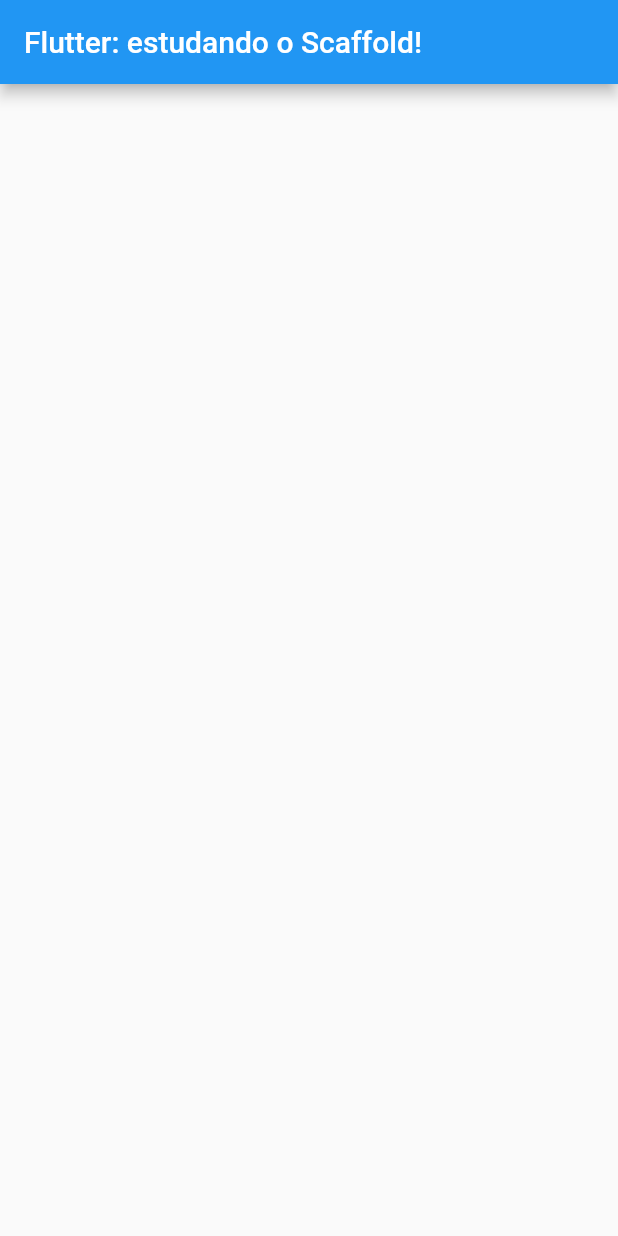
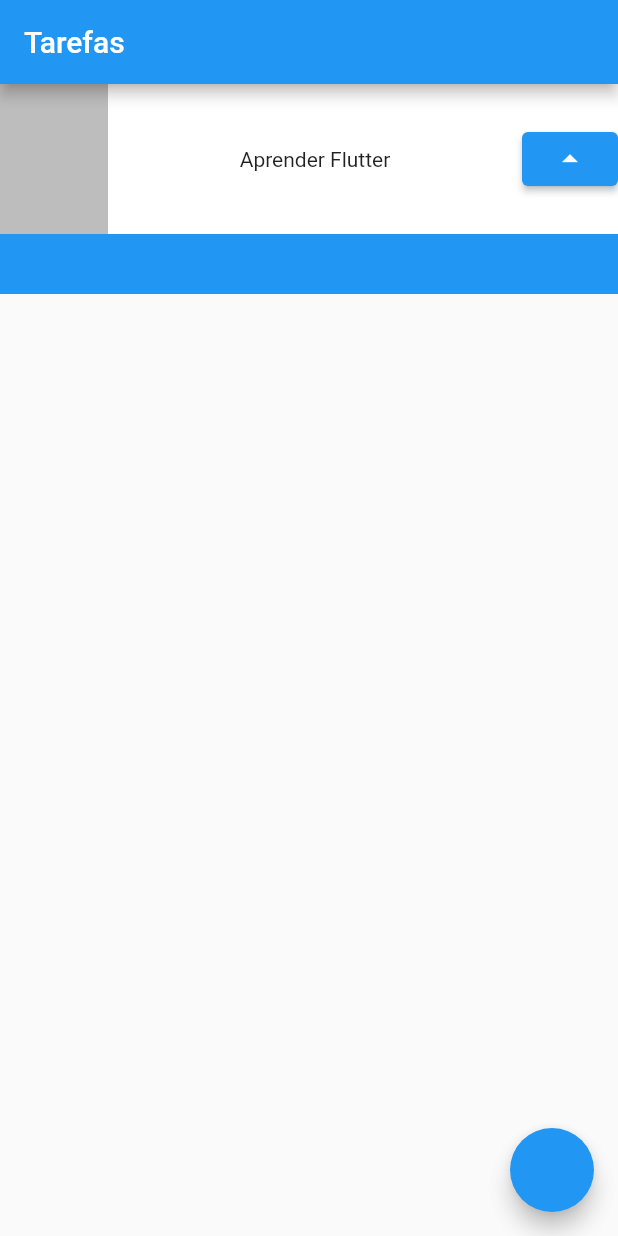
Before and after one commit to mauroPh/meu_primeiro_projeto_em_flutter, a Flutter app: the screen it shows after launch, on a phone screen of 412 x 824 dp. Run offline on Flutter 3.47's test engine with Material 2 defaults, Android fonts, the light colour scheme and no system bars.

Commit message:
Studyng Scaffold(FLutter Widget)

```diff
--- a/lib/main.dart
+++ b/lib/main.dart
@@ -17,8 +17,34 @@
       ),
       home: Scaffold(
         appBar: AppBar(
-          title: Text('Flutter: estudando o Scaffold!'),
+          title: Text('Tarefas'),
         ),
+        body: Container(
+            child: Stack(
+          children: [
+            Container(
+              color: Colors.blue,
+              height: 140,
+            ),
+            Container(
+                color: Colors.white,
+                height: 100,
+                child: Row(
+                  mainAxisAlignment: MainAxisAlignment.spaceBetween,
+                  children: [
+                    Container(
+                      color: Colors.black26,
+                      width: 72,
+                      height: 100,
+                    ),
+                    Text('Aprender Flutter'),
+                    ElevatedButton(
+                        onPressed: () {}, child: Icon(Icons.arrow_drop_up))
+                  ],
+                )),
+          ],
+        )),
+        floatingActionButton: FloatingActionButton(onPressed: () {}),
       ),
     );
   }
```
